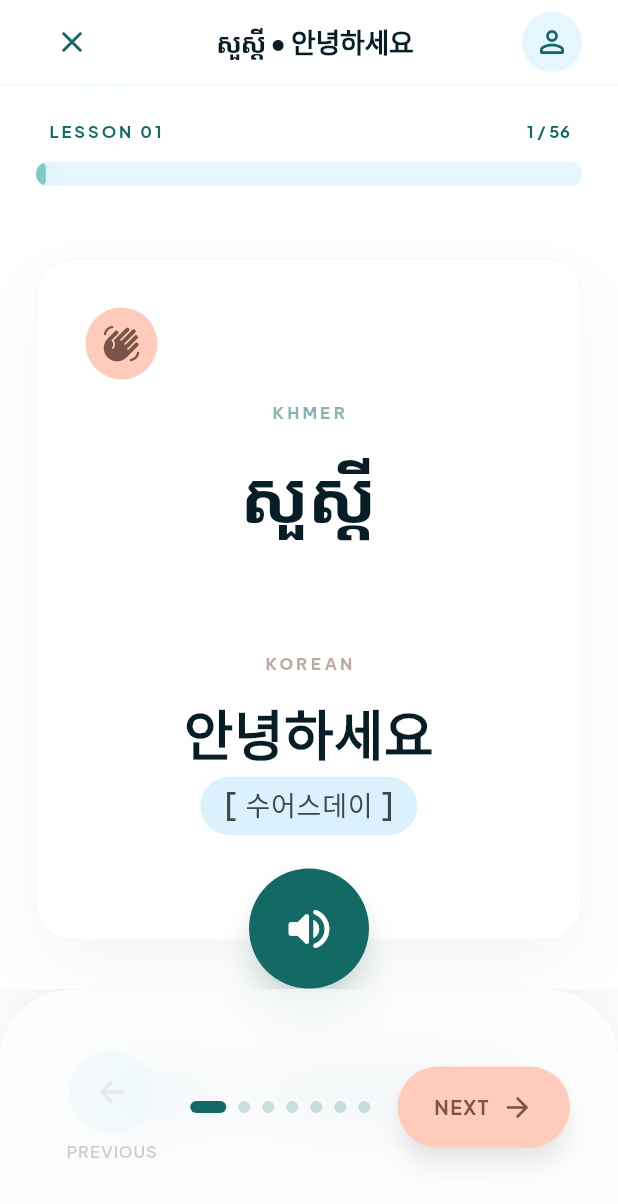
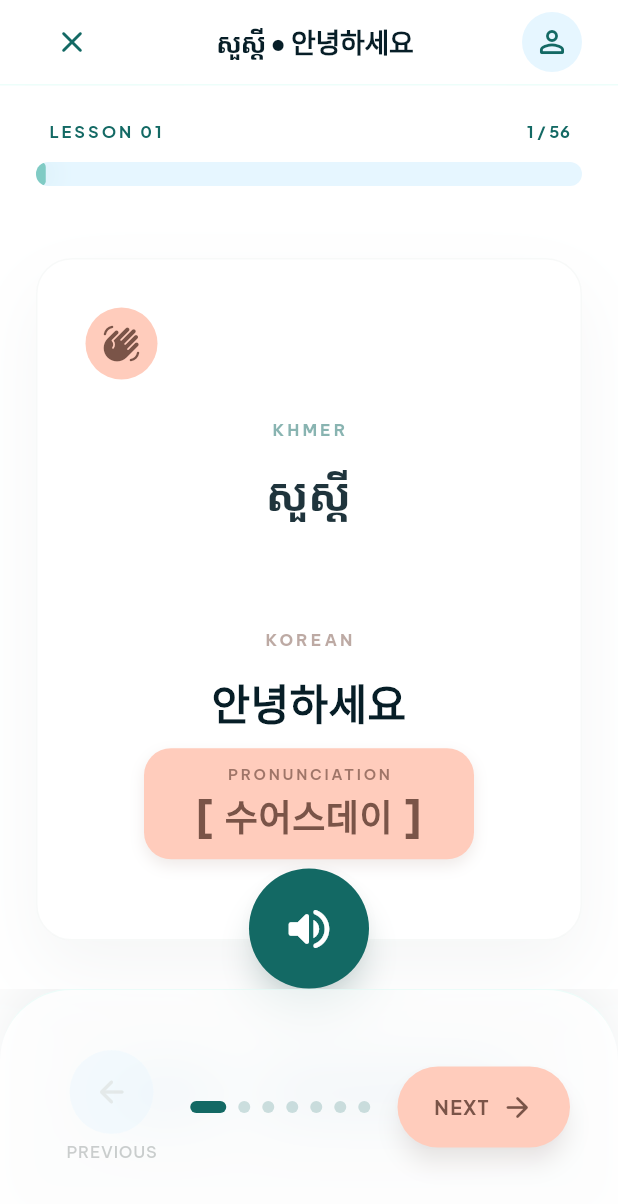
Before and after one commit to UjinLeee/project-sralanh, a Flutter app: the screen it shows after launch, after a tap on "ចាប់ផ្តើមភ្លាមៗ", on a phone screen of 412 x 824 dp. Shown: the top 1204 px of the screen. Run offline on Flutter 3.47's test engine with Material 3 defaults, Android fonts, the phone set to English and light mode, and no system bars; our stand-ins replace google_fonts; network calls fail.

Commit message:
[ Modify ] 단어카드에서 발음 강조하도록 수정

```diff
--- a/lib/screens/phrase_study_screen.dart
+++ b/lib/screens/phrase_study_screen.dart
@@ -397,9 +397,9 @@ class _StudyCard extends StatelessWidget {
                               overflow: TextOverflow.ellipsis,
                               style: khmerTextStyle(
                                 context: context,
-                                fontSize: 48,
+                                fontSize: 30,
                                 fontWeight: FontWeight.bold,
-                                color: AppColors.onSurface,
+                                color: AppColors.onSurface.withValues(alpha: 0.9),
                               ),
                             ),
                           ],
@@ -426,30 +426,58 @@ class _StudyCard extends StatelessWidget {
                               maxLines: 2,
                               overflow: TextOverflow.ellipsis,
                               style: GoogleFonts.plusJakartaSans(
-                                fontSize: 36,
+                                fontSize: 28,
                                 fontWeight: FontWeight.bold,
                                 color: AppColors.onSurface,
                                 height: 1.2,
                               ),
                             ),
-                            const SizedBox(height: 8),
+                            const SizedBox(height: 14),
                             Container(
+                              constraints: const BoxConstraints(minWidth: 220),
                               padding: const EdgeInsets.symmetric(
-                                horizontal: 16,
-                                vertical: 6,
+                                horizontal: 20,
+                                vertical: 10,
                               ),
                               decoration: BoxDecoration(
-                                color: AppColors.surfaceContainer,
-                                borderRadius: BorderRadius.circular(999),
+                                color: AppColors.secondaryContainer,
+                                borderRadius: BorderRadius.circular(18),
+                                boxShadow: [
+                                  BoxShadow(
+                                    color: AppColors.onSecondaryContainer
+                                        .withValues(alpha: 0.12),
+                                    blurRadius: 8,
+                                    offset: const Offset(0, 4),
+                                  ),
+                                ],
                               ),
-                              child: Text(
-                                '[ ${phrase.pronunciation} ]',
-                                style: GoogleFonts.beVietnamPro(
-                                  fontSize: 18,
-                                  fontWeight: FontWeight.w500,
-                                  color: AppColors.onSurfaceVariant,
-                                  letterSpacing: 0.5,
-                                ),
+                              child: Column(
+                                mainAxisSize: MainAxisSize.min,
+                                children: [
+                                  Text(
+                                    'PRONUNCIATION',
+                                    style: GoogleFonts.beVietnamPro(
+                                      fontSize: 10,
+                                      fontWeight: FontWeight.w600,
+                                      letterSpacing: 1.8,
+                                      color: AppColors.onSecondaryContainer
+                                          .withValues(alpha: 0.72),
+                                    ),
+                                  ),
+                                  const SizedBox(height: 4),
+                                  Text(
+                                    '[ ${phrase.pronunciation} ]',
+                                    textAlign: TextAlign.center,
+                                    maxLines: 1,
+                                    overflow: TextOverflow.ellipsis,
+                                    style: GoogleFonts.beVietnamPro(
+                                      fontSize: 24,
+                                      fontWeight: FontWeight.w800,
+                                      color: AppColors.onSecondaryContainer,
+                                      letterSpacing: 0.4,
+                                    ),
+                                  ),
+                                ],
                               ),
                             ),
                           ],
```
